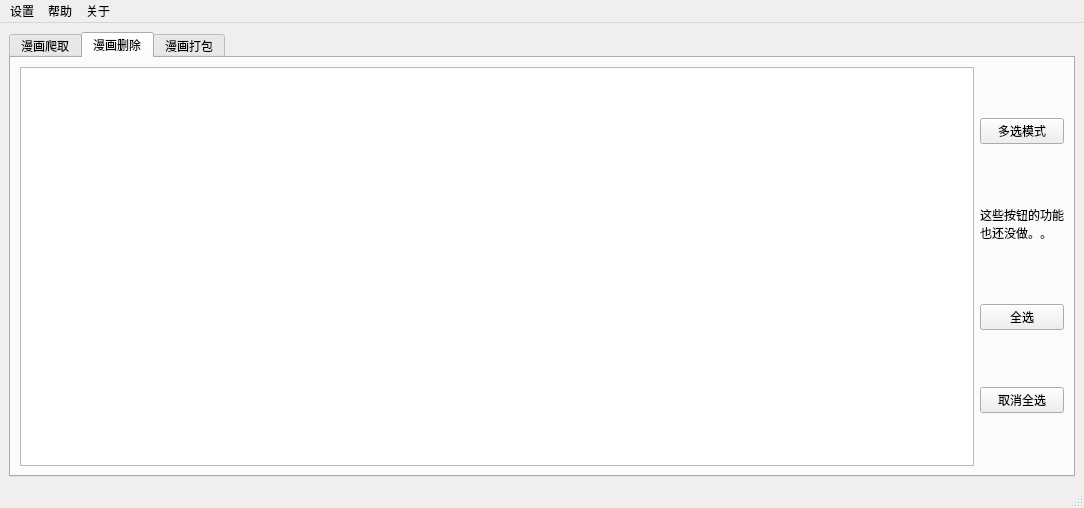
zero0mum/cartoon_crawler, file 源码/assets/GUI/main.ui: the form before one commit.
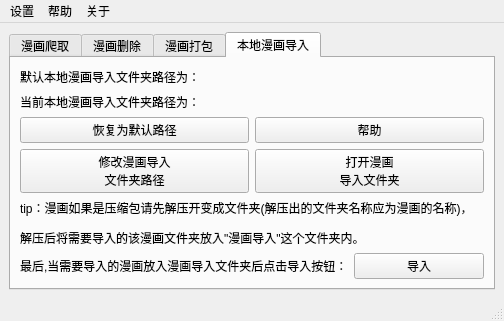
The form after the commit. The open tabs and pages were chosen to show the change. Icons and pictures are not drawn.

Commit message: 新增漫画导入功能

What changed in the file:
```diff
--- a/源码/assets/GUI/main.ui
+++ b/源码/assets/GUI/main.ui
@@ -6,8 +6,8 @@
    <rect>
     <x>0</x>
     <y>0</y>
-    <width>1084</width>
-    <height>508</height>
+    <width>504</width>
+    <height>288</height>
    </rect>
   </property>
   <property name="windowTitle">
@@ -222,6 +222,110 @@
         </item>
        </layout>
       </widget>
+      <widget class="QWidget" name="tab_4">
+       <attribute name="icon">
+        <iconset>
+         <normaloff>assets/file-import.svg</normaloff>assets/file-import.svg</iconset>
+       </attribute>
+       <attribute name="title">
+        <string>本地漫画导入</string>
+       </attribute>
+       <layout class="QGridLayout" name="gridLayout_6">
+        <item row="0" column="0">
+         <layout class="QVBoxLayout" name="verticalLayout_4">
+          <item>
+           <widget class="QLabel" name="tab4_label_defaultsrc">
+            <property name="text">
+             <string>默认本地漫画导入文件夹路径为：</string>
+            </property>
+           </widget>
+          </item>
+          <item>
+           <widget class="QLabel" name="tab4_label_currentsrc">
+            <property name="text">
+             <string>当前本地漫画导入文件夹路径为：</string>
+            </property>
+           </widget>
+          </item>
+         </layout>
+        </item>
+        <item row="1" column="0">
+         <layout class="QGridLayout" name="gridLayout_5">
+          <item row="0" column="0">
+           <widget class="QPushButton" name="reset_folder">
+            <property name="text">
+             <string>恢复为默认路径</string>
+            </property>
+            <property name="icon">
+             <iconset>
+              <normaloff>assets/reply.svg</normaloff>assets/reply.svg</iconset>
+            </property>
+           </widget>
+          </item>
+          <item row="0" column="1">
+           <widget class="QPushButton" name="help">
+            <property name="text">
+             <string>帮助</string>
+            </property>
+           </widget>
+          </item>
+          <item row="1" column="0">
+           <widget class="QPushButton" name="edit_folder">
+            <property name="text">
+             <string>修改漫画导入
+文件夹路径</string>
+            </property>
+            <property name="icon">
+             <iconset>
+              <normaloff>assets/folder.svg</normaloff>assets/folder.svg</iconset>
+            </property>
+           </widget>
+          </item>
+          <item row="1" column="1">
+           <widget class="QPushButton" name="open_import_folder">
+            <property name="text">
+             <string>打开漫画
+导入文件夹</string>
+            </property>
+            <property name="icon">
+             <iconset>
+              <normaloff>assets/folder-open.svg</normaloff>assets/folder-open.svg</iconset>
+            </property>
+           </widget>
+          </item>
+         </layout>
+        </item>
+        <item row="2" column="0">
+         <widget class="QLabel" name="label_5">
+          <property name="text">
+           <string>&lt;html&gt;&lt;head/&gt;&lt;body&gt;&lt;p&gt;tip：漫画如果是压缩包请先解压开变成文件夹(解压出的文件夹名称应为漫画的名称)，&lt;/p&gt;&lt;p&gt;解压后将需要导入的该漫画文件夹放入&amp;quot;漫画导入&amp;quot;这个文件夹内。&lt;/p&gt;&lt;/body&gt;&lt;/html&gt;</string>
+          </property>
+         </widget>
+        </item>
+        <item row="3" column="0">
+         <layout class="QHBoxLayout" name="horizontalLayout_3">
+          <item>
+           <widget class="QLabel" name="label_8">
+            <property name="text">
+             <string>最后,当需要导入的漫画放入漫画导入文件夹后点击导入按钮：</string>
+            </property>
+           </widget>
+          </item>
+          <item>
+           <widget class="QPushButton" name="comics_import">
+            <property name="text">
+             <string>导入</string>
+            </property>
+            <property name="icon">
+             <iconset>
+              <normaloff>assets/file-import.svg</normaloff>assets/file-import.svg</iconset>
+            </property>
+           </widget>
+          </item>
+         </layout>
+        </item>
+       </layout>
+      </widget>
      </widget>
     </item>
    </layout>
@@ -231,11 +335,11 @@
     <rect>
      <x>0</x>
      <y>0</y>
-     <width>1084</width>
+     <width>504</width>
      <height>22</height>
     </rect>
    </property>
-   <widget class="QMenu" name="menu">
+   <widget class="QMenu" name="menu_setting">
     <property name="toolTip">
      <string>设置</string>
     </property>
@@ -253,19 +357,19 @@
      <bool>true</bool>
     </property>
    </widget>
-   <widget class="QMenu" name="menu_2">
+   <widget class="QMenu" name="menu_help">
     <property name="title">
      <string>帮助</string>
     </property>
    </widget>
-   <widget class="QMenu" name="menu_3">
+   <widget class="QMenu" name="menu_about">
     <property name="title">
      <string>关于</string>
     </property>
    </widget>
-   <addaction name="menu"/>
-   <addaction name="menu_2"/>
-   <addaction name="menu_3"/>
+   <addaction name="menu_setting"/>
+   <addaction name="menu_help"/>
+   <addaction name="menu_about"/>
   </widget>
   <widget class="QStatusBar" name="statusbar"/>
  </widget>
```
Left out of the diff: 5 changed lines with no effect on the pictures. The commit also changes 36 other files.
